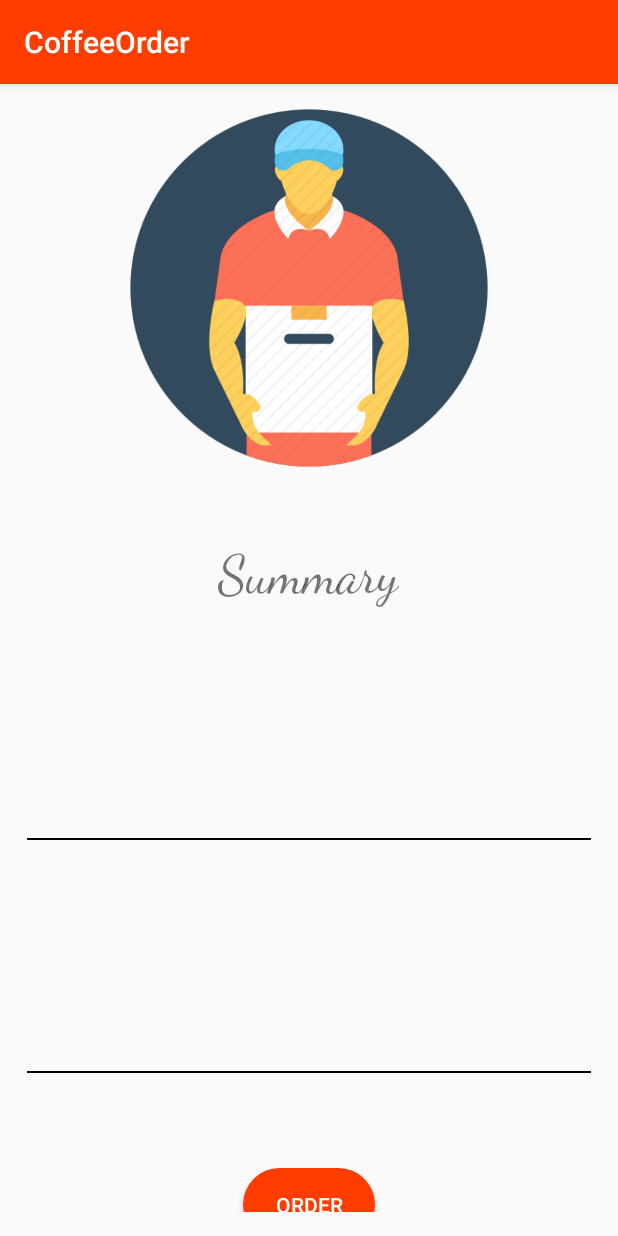
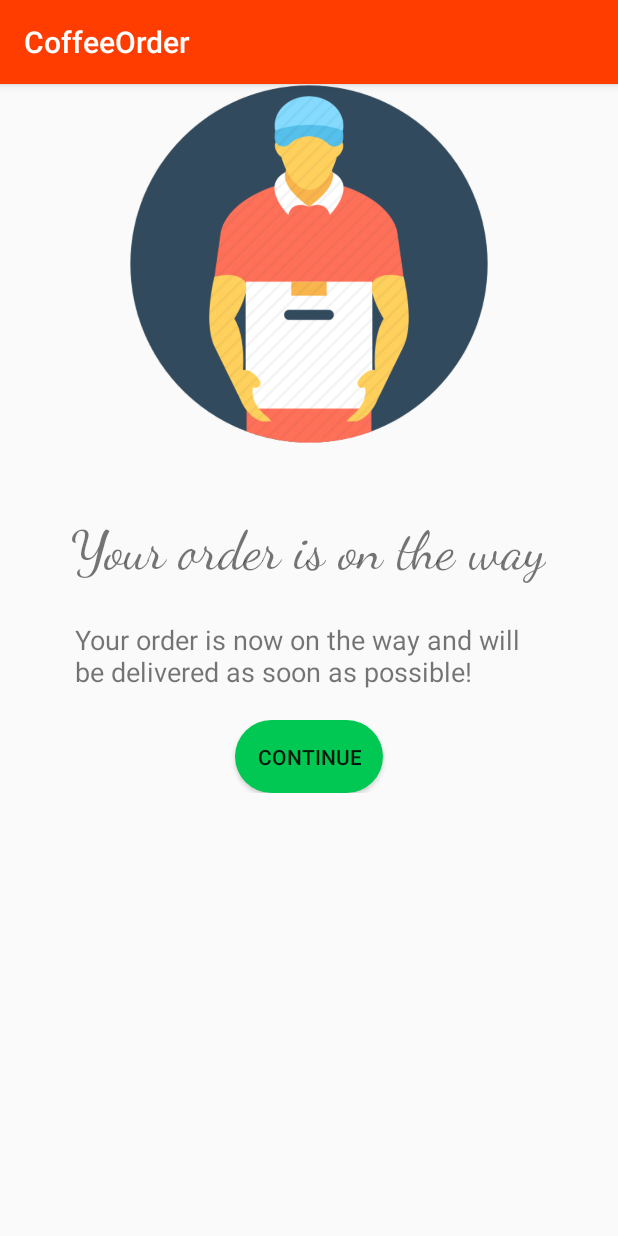
Before and after one commit to schaepersliam/coffeeorder, an Android app: the fragment Tab4 shown on its own in the app's theme, after a tap on "ORDER", on a phone screen of 412 x 824 dp. Run offline under Robolectric (Android 15) with nearby library versions, the phone set to English and light mode, and no system bars; our stand-ins replace CircleImageView; 2 statements that could not run were skipped.

Commit message:
Added a new "Ordered" screen after ordering and fixed a typo.

```diff
--- a/app/build.gradle
+++ b/app/build.gradle
@@ -2,7 +2,7 @@ apply plugin: 'com.android.application'
 
 android {
     compileSdkVersion 26
-    buildToolsVersion '26.0.2'
+    buildToolsVersion '27.0.3'
     defaultConfig {
         applicationId "com.example.android.coffeeorder"
         minSdkVersion 21
@@ -20,6 +20,7 @@ android {
 }
 
 dependencies {
+    implementation 'com.android.support.constraint:constraint-layout:1.0.2'
     compile fileTree(dir: 'libs', include: ['*.jar'])
     androidTestCompile('com.android.support.test.espresso:espresso-core:2.2.2', {
         exclude group: 'com.android.support', module: 'support-annotations'
--- a/app/src/main/AndroidManifest.xml
+++ b/app/src/main/AndroidManifest.xml
@@ -11,8 +11,8 @@ package="com.example.android.coffeeorder">
         android:theme="@style/AppTheme">
         <activity
             android:name=".MainActivity"
+            android:label="@string/app_name"
             android:screenOrientation="portrait"
-        android:label="@string/app_name"
             android:theme="@style/AppTheme.NoActionBar">
             <intent-filter>
                 <action android:name="android.intent.action.MAIN" />
@@ -20,7 +20,7 @@ package="com.example.android.coffeeorder">
                 <category android:name="android.intent.category.LAUNCHER" />
             </intent-filter>
         </activity>
-
+        <activity android:name=".OrderedActivity"></activity>
     </application>
 
 </manifest>
--- /dev/null
+++ b/app/src/main/java/com/example/android/coffeeorder/OrderedActivity.java
@@ -0,0 +1,25 @@
+package com.example.android.coffeeorder;
+
+import android.content.Intent;
+import android.support.v7.app.AppCompatActivity;
+import android.os.Bundle;
+import android.view.View;
+import android.widget.Button;
+
+public class OrderedActivity extends AppCompatActivity {
+
+    @Override
+    protected void onCreate(Bundle savedInstanceState) {
+        super.onCreate(savedInstanceState);
+        setContentView(R.layout.activity_ordered);
+
+        final Button continue_button = (Button)findViewById(R.id.continue_button);
+        continue_button.setOnClickListener(new View.OnClickListener() {
+            @Override
+            public void onClick(View view) {
+                Intent lobby = new Intent(OrderedActivity.this, MainActivity.class);
+                startActivity(lobby);
+            }
+        });
+    }
+}
--- a/app/src/main/java/com/example/android/coffeeorder/Tab4.java
+++ b/app/src/main/java/com/example/android/coffeeorder/Tab4.java
@@ -1,5 +1,6 @@
 package com.example.android.coffeeorder;
 
+import android.content.Intent;
 import android.os.Bundle;
 import android.support.v4.view.ViewPager;
 import android.view.LayoutInflater;
@@ -25,19 +26,29 @@ public class Tab4 extends android.support.v4.app.Fragment {
         viewPager = (FCViewPager)getActivity().findViewById(R.id.container);
 
         final TextView name = (TextView)rootView.findViewById(R.id.a_name);
-        final TextView adresse = (TextView)rootView.findViewById(R.id.a_adresse);
+        final TextView address = (TextView)rootView.findViewById(R.id.a_adresse);
         final TextView birth = (TextView)rootView.findViewById(R.id.a_geburtstag);
         final TextView quantity = (TextView)rootView.findViewById(R.id.a_quantity);
         final TextView whipped_cream = (TextView)rootView.findViewById(R.id.a_whipped_cream);
         final TextView chocolate = (TextView)rootView.findViewById(R.id.a_chocolate);
         final Button order = rootView.findViewById(R.id.order_button);
 
+        order.setOnClickListener(new View.OnClickListener() {
+            @Override
+            public void onClick(View view) {
+                VarHelper.resetItems();
+                Intent open = new Intent(getActivity(), OrderedActivity.class);
+                startActivity(open);
+                viewPager.setCurrentItem(0);
+            }
+        });
+
         viewPager.setOnPageChangeListener(new ViewPager.OnPageChangeListener() {
             @Override
             public void onPageScrolled(int position, float positionOffset, int positionOffsetPixels) {
                 if (position == 3) {
                     name.setText(getResources().getString(R.string.tab4_name) + " " + VarHelper.getFirstName() + " " + VarHelper.getName());
-                    adresse.setText(getResources().getString(R.string.tab4_address) + " " + VarHelper.getStreet() + " " + VarHelper.getHouseNumber());
+                    address.setText(getResources().getString(R.string.tab4_address) + " " + VarHelper.getStreet() + " " + VarHelper.getHouseNumber());
                     birth.setText(getResources().getString(R.string.birth) + " " + VarHelper.getBirth());
                     quantity.setText(getResources().getString(R.string.quantity) + " " + VarHelper.getQuantity());
                     if (VarHelper.getChocolate() == true) {
@@ -60,16 +71,6 @@ public class Tab4 extends android.support.v4.app.Fragment {
             }
         });
 
-        order.setOnClickListener(new View.OnClickListener() {
-            @Override
-            public void onClick(View view) {
-                Toast toast = Toast.makeText(getActivity(), getResources().getString(R.string.order_message), Toast.LENGTH_SHORT);
-                toast.show();
-                VarHelper.resetItems();
-                viewPager.setCurrentItem(0);
-            }
-        });
-
         return rootView;
     }
 }
--- /dev/null
+++ b/app/src/main/res/layout/activity_ordered.xml
@@ -0,0 +1,48 @@
+<?xml version="1.0" encoding="utf-8"?>
+<ScrollView xmlns:android="http://schemas.android.com/apk/res/android"
+    android:layout_width="match_parent"
+    android:layout_height="match_parent">
+
+    <LinearLayout
+        android:layout_width="match_parent"
+        android:layout_height="wrap_content"
+        android:orientation="vertical">
+
+        <de.hdodenhof.circleimageview.CircleImageView
+            xmlns:app="http://schemas.android.com/apk/res-auto"
+            android:id="@+id/profile_image"
+            android:layout_width="240dp"
+            android:layout_height="240dp"
+            android:layout_gravity="center"
+            android:src="@drawable/postman"
+            app:border_color="#FFFFFF"
+            app:border_width="3dp" />
+
+        <TextView
+            style="@style/HeadTextView"
+            android:id="@+id/head"
+            android:layout_gravity="center"
+            android:text="@string/tab_ordered_head"/>
+
+        <TextView
+            android:layout_width="wrap_content"
+            android:layout_height="wrap_content"
+            android:layout_gravity="center"
+            android:paddingLeft="50dp"
+            android:paddingTop="25dp"
+            android:textSize="18sp"
+            android:paddingRight="50dp"
+            android:text="@string/tab_ordered_text"/>
+
+        <Button
+            android:background="@drawable/button_style"
+            android:layout_width="wrap_content"
+            android:id="@+id/continue_button"
+            android:layout_marginTop="20dp"
+            android:layout_height="wrap_content"
+            android:layout_gravity="center"
+            android:text="@string/tab_continue"/>
+
+    </LinearLayout>
+
+</ScrollView>
--- a/app/src/main/res/values/strings.xml
+++ b/app/src/main/res/values/strings.xml
@@ -23,4 +23,7 @@
     <string name="tab_quantity">QUANTITY</string>
     <string name="tab_toppings">TOPPINGS</string>
     <string name="tab_summary">SUMMARY</string>
+    <string name="tab_ordered_head">Your order is on the way</string>
+    <string name="tab_ordered_text">Your order is now on the way and will be delivered as soon as possible!</string>
+    <string name="tab_continue">Continue</string>
 </resources>
--- a/build.gradle
+++ b/build.gradle
@@ -6,7 +6,7 @@ buildscript {
         google()
     }
     dependencies {
-        classpath 'com.android.tools.build:gradle:3.0.1'
+        classpath 'com.android.tools.build:gradle:3.1.0'
 
         // NOTE: Do not place your application dependencies here; they belong
         // in the individual module build.gradle files
```
Also changed, not shown: gradle/wrapper/gradle-wrapper.properties, 12 other files. Lines whose indentation alone changed are shown as unchanged.
